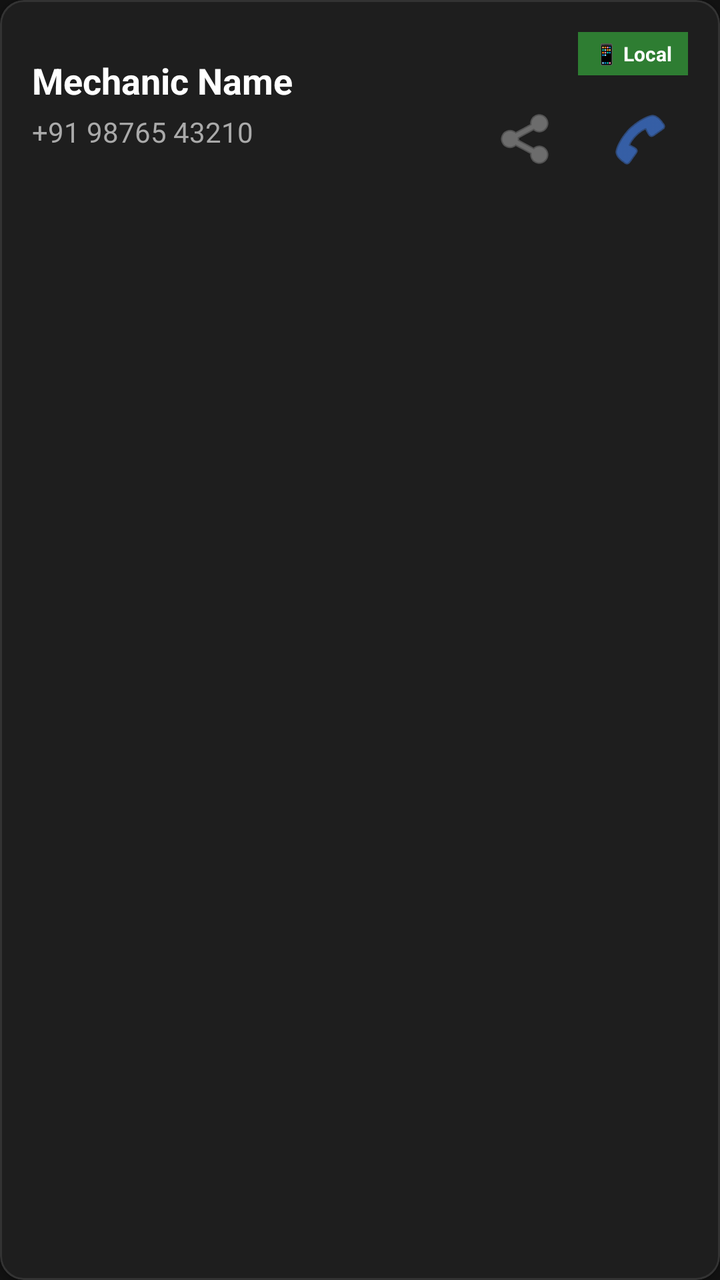
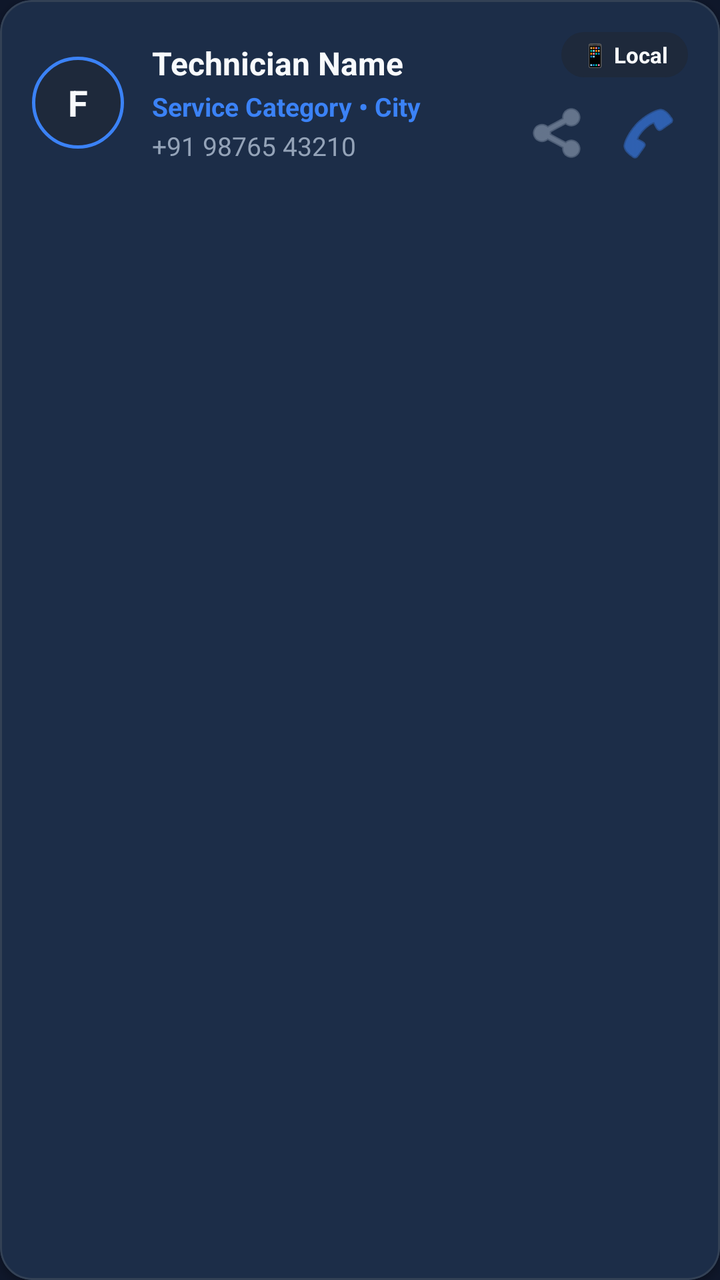

Compare the two renders of this Android layout. The source of the first and the diff that turns it into the second are given below.
<!-- AndroidManifest.xml: application theme Theme.FixitBhai -->
<!-- res/layout/item_contact.xml -->
<?xml version="1.0" encoding="utf-8"?>
<com.google.android.material.card.MaterialCardView xmlns:android="http://schemas.android.com/apk/res/android"
    xmlns:app="http://schemas.android.com/apk/res-auto"
    android:id="@+id/cardContact"
    android:layout_width="match_parent"
    android:layout_height="wrap_content"
    android:layout_marginHorizontal="4dp"
    android:layout_marginVertical="6dp"
    app:cardBackgroundColor="#1E1E1E"
    app:cardCornerRadius="12dp"
    app:cardElevation="2dp"
    app:strokeColor="#333333"
    app:strokeWidth="1dp">

    <RelativeLayout
        android:layout_width="match_parent"
        android:layout_height="wrap_content"
        android:padding="16dp">

        
        <TextView
            android:id="@+id/tvSourceBadge"
            android:layout_width="wrap_content"
            android:layout_height="wrap_content"
            android:layout_alignParentEnd="true"
            android:layout_alignParentTop="true"
            android:background="#2E7D32"
            android:paddingHorizontal="8dp"
            android:paddingVertical="4dp"
            android:text="📱 Local"
            android:textColor="#FFFFFF"
            android:textSize="10sp"
            android:textStyle="bold"
            app:cornerRadius="4dp" />

        <LinearLayout
            android:layout_width="wrap_content"
            android:layout_height="wrap_content"
            android:layout_alignParentStart="true"
            android:layout_toStartOf="@id/actionButtonsContainer"
            android:layout_below="@id/tvSourceBadge"
            android:layout_marginTop="-10dp"
            android:orientation="vertical">

            <TextView
                android:id="@+id/tvName"
                android:layout_width="wrap_content"
                android:layout_height="wrap_content"
                android:text="Mechanic Name"
                android:textColor="#FFFFFF"
                android:textSize="18sp"
                android:textStyle="bold" />

            <TextView
                android:id="@+id/tvPhone"
                android:layout_width="wrap_content"
                android:layout_height="wrap_content"
                android:layout_marginTop="4dp"
                android:text="+91 98765 43210"
                android:textColor="#AAAAAA"
                android:textSize="14sp" />
        </LinearLayout>

        
        <LinearLayout
            android:id="@+id/actionButtonsContainer"
            android:layout_width="wrap_content"
            android:layout_height="wrap_content"
            android:layout_alignParentEnd="true"
            android:layout_below="@id/tvSourceBadge"
            android:layout_marginTop="8dp"
            android:orientation="horizontal">

            <ImageButton
                android:id="@+id/btnShare"
                android:layout_width="48dp"
                android:layout_height="48dp"
                android:background="?attr/selectableItemBackgroundBorderless"
                android:src="@android:drawable/ic_menu_share"
                app:tint="#A0A0A0" />

            <ImageButton
                android:id="@+id/btnCall"
                android:layout_width="48dp"
                android:layout_height="48dp"
                android:layout_marginStart="8dp"
                android:background="?attr/selectableItemBackgroundBorderless"
                android:src="@android:drawable/ic_menu_call"
                app:tint="#4589FF" />
        </LinearLayout>
    </RelativeLayout>
</com.google.android.material.card.MaterialCardView>
<!-- resources referenced by this layout -->
<resources>
  <style name="Theme.FixitBhai" parent="Theme.MaterialComponents.DayNight.NoActionBar">
          
          <item name="colorPrimary">#0F62FE</item>
          <item name="colorPrimaryVariant">#0043CE</item>
          <item name="colorOnPrimary">#FFFFFF</item>
  
          
          <item name="colorSecondary">#4589FF</item>
          <item name="colorSecondaryVariant">#002D9C</item>
          <item name="colorOnSecondary">#FFFFFF</item>
  
          
          <item name="android:windowBackground">#121212</item>
          <item name="colorSurface">#1E1E1E</item>
          <item name="colorOnSurface">#FFFFFF</item>
  
          
          <item name="android:statusBarColor">#121212</item>
          <item name="android:navigationBarColor">#121212</item>
      </style>
</resources>

<!-- the commit's change to res/layout/item_contact.xml (unified diff, before → after) -->
@@ -4,12 +4,12 @@
     android:id="@+id/cardContact"
     android:layout_width="match_parent"
     android:layout_height="wrap_content"
-    android:layout_marginHorizontal="4dp"
+    android:layout_marginHorizontal="12dp"
     android:layout_marginVertical="6dp"
-    app:cardBackgroundColor="#1E1E1E"
-    app:cardCornerRadius="12dp"
+    app:cardBackgroundColor="@color/surface_dark"
+    app:cardCornerRadius="16dp"
     app:cardElevation="2dp"
-    app:strokeColor="#333333"
+    app:strokeColor="#334155"
     app:strokeWidth="1dp">
 
     <RelativeLayout
@@ -19,74 +19,113 @@
 
         
         <TextView
-            android:id="@+id/tvSourceBadge"
+            android:id="@+id/tvAvatar"
+            android:layout_width="46dp"
+            android:layout_height="46dp"
+            android:layout_alignParentStart="true"
+            android:layout_centerVertical="true"
+            android:background="@drawable/bg_avatar_circle"
+            android:gravity="center"
+            android:text="F"
+            android:textColor="@color/text_primary"
+            android:textSize="18sp"
+            android:textStyle="bold" />
+
+        
+        <LinearLayout
+            android:id="@+id/infoContainer"
             android:layout_width="wrap_content"
             android:layout_height="wrap_content"
-            android:layout_alignParentEnd="true"
-            android:layout_alignParentTop="true"
-            android:background="#2E7D32"
-            android:paddingHorizontal="8dp"
-            android:paddingVertical="4dp"
-            android:text="📱 Local"
-            android:textColor="#FFFFFF"
-            android:textSize="10sp"
-            android:textStyle="bold"
-            app:cornerRadius="4dp" />
-
-        <LinearLayout
-            android:layout_width="wrap_content"
-            android:layout_height="wrap_content"
-            android:layout_alignParentStart="true"
-            android:layout_toStartOf="@id/actionButtonsContainer"
-            android:layout_below="@id/tvSourceBadge"
-            android:layout_marginTop="-10dp"
+            android:layout_centerVertical="true"
+            android:layout_marginStart="14dp"
+            android:layout_toEndOf="@id/tvAvatar"
+            android:layout_toStartOf="@id/actionsContainer"
             android:orientation="vertical">
 
             <TextView
                 android:id="@+id/tvName"
                 android:layout_width="wrap_content"
                 android:layout_height="wrap_content"
-                android:text="Mechanic Name"
-                android:textColor="#FFFFFF"
-                android:textSize="18sp"
+                android:ellipsize="end"
+                android:maxLines="1"
+                android:text="Technician Name"
+                android:textColor="@color/text_primary"
+                android:textSize="16sp"
+                android:textStyle="bold" />
+
+            <TextView
+                android:id="@+id/tvCategoryCity"
+                android:layout_width="wrap_content"
+                android:layout_height="wrap_content"
+                android:layout_marginTop="2dp"
+                android:ellipsize="end"
+                android:maxLines="1"
+                android:text="Service Category • City"
+                android:textColor="@color/accent_blue"
+                android:textSize="13sp"
                 android:textStyle="bold" />
 
             <TextView
                 android:id="@+id/tvPhone"
                 android:layout_width="wrap_content"
                 android:layout_height="wrap_content"
-                android:layout_marginTop="4dp"
+                android:layout_marginTop="2dp"
                 android:text="+91 98765 43210"
-                android:textColor="#AAAAAA"
-                android:textSize="14sp" />
+                android:textColor="@color/text_secondary"
+                android:textSize="13sp" />
         </LinearLayout>
 
         
         <LinearLayout
-            android:id="@+id/actionButtonsContainer"
+            android:id="@+id/actionsContainer"
             android:layout_width="wrap_content"
             android:layout_height="wrap_content"
             android:layout_alignParentEnd="true"
-            android:layout_below="@id/tvSourceBadge"
-            android:layout_marginTop="8dp"
-            android:orientation="horizontal">
+            android:layout_centerVertical="true"
+            android:gravity="end"
+            android:orientation="vertical">
 
-            <ImageButton
-                android:id="@+id/btnShare"
-                android:layout_width="48dp"
-                android:layout_height="48dp"
-                android:background="?attr/selectableItemBackgroundBorderless"
-                android:src="@android:drawable/ic_menu_share"
-                app:tint="#A0A0A0" />
+            
+            <TextView
+                android:id="@+id/tvSourceBadge"
+                android:layout_width="wrap_content"
+                android:layout_height="wrap_content"
+                android:background="@drawable/bg_pill_tag"
+                android:paddingHorizontal="10dp"
+                android:paddingVertical="4dp"
+                android:text="📱 Local"
+                android:textColor="@color/text_primary"
+                android:textSize="11sp"
+                android:textStyle="bold" />
 
-            <ImageButton
-                android:id="@+id/btnCall"
-                android:layout_width="48dp"
-                android:layout_height="48dp"
-                android:layout_marginStart="8dp"
-                android:background="?attr/selectableItemBackgroundBorderless"
-                android:src="@android:drawable/ic_menu_call"
-                app:tint="#4589FF" />
+            <LinearLayout
+                android:layout_width="wrap_content"
+                android:layout_height="wrap_content"
+                android:layout_marginTop="8dp"
+                android:orientation="horizontal">
+
+                <ImageButton
+                    android:id="@+id/btnShare"
+                    android:layout_width="40dp"
+                    android:layout_height="40dp"
+                    android:background="?attr/selectableItemBackgroundBorderless"
+                    android:contentDescription="Share Contact"
+                    android:padding="8dp"
+                    android:src="@android:drawable/ic_menu_share"
+                    app:tint="@color/text_secondary" />
+
+                <ImageButton
+                    android:id="@+id/btnCall"
+                    android:layout_width="40dp"
+                    android:layout_height="40dp"
+                    android:layout_marginStart="4dp"
+                    android:background="?attr/selectableItemBackgroundBorderless"
+                    android:contentDescription="Call Contact"
+                    android:padding="8dp"
+                    android:src="@android:drawable/ic_menu_call"
+                    app:tint="@color/accent_blue" />
+            </LinearLayout>
         </LinearLayout>
+
     </RelativeLayout>
 </com.google.android.material.card.MaterialCardView>
<!-- resource entries referenced after the edit -->
@@ -1,24 +1,59 @@
 <!-- resources referenced by this layout -->
 <resources>
-  <style name="Theme.FixitBhai" parent="Theme.MaterialComponents.DayNight.NoActionBar">
+  <color name="accent_blue">#3B82F6</color>
+  <color name="surface_dark">#1E293B</color>
+  <color name="text_primary">#F8FAFC</color>
+  <color name="text_secondary">#94A3B8</color>
+  <!-- drawable bg_avatar_circle (drawable) -->
+  <?xml version="1.0" encoding="utf-8"?>
+  <shape xmlns:android="http://schemas.android.com/apk/res/android"
+      android:shape="oval">
+      <solid android:color="#1E293B" />
+      <stroke
+          android:width="1.5dp"
+          android:color="#3B82F6" />
+  </shape>
+  <!-- drawable bg_pill_tag (drawable) -->
+  <?xml version="1.0" encoding="utf-8"?>
+  <shape xmlns:android="http://schemas.android.com/apk/res/android"
+      android:shape="rectangle">
+      <corners android:radius="20dp" />
+      <solid android:color="#1E293B" />
+  </shape>
+  <style name="Theme.FixitBhai" parent="Theme.Material3.DayNight.NoActionBar">
           
-          <item name="colorPrimary">#0F62FE</item>
-          <item name="colorPrimaryVariant">#0043CE</item>
-          <item name="colorOnPrimary">#FFFFFF</item>
+          <item name="colorPrimary">@color/primary_blue</item>
+          <item name="colorOnPrimary">@color/text_primary</item>
+          <item name="colorPrimaryContainer">@color/surface_variant</item>
+          <item name="colorOnPrimaryContainer">@color/text_primary</item>
   
           
-          <item name="colorSecondary">#4589FF</item>
-          <item name="colorSecondaryVariant">#002D9C</item>
-          <item name="colorOnSecondary">#FFFFFF</item>
+          <item name="colorSecondary">@color/accent_blue</item>
+          <item name="colorOnSecondary">@color/text_primary</item>
   
           
-          <item name="android:windowBackground">#121212</item>
-          <item name="colorSurface">#1E1E1E</item>
-          <item name="colorOnSurface">#FFFFFF</item>
+          <item name="android:windowBackground">@color/bg_dark</item>
+          <item name="colorSurface">@color/surface_dark</item>
+          <item name="colorOnSurface">@color/text_primary</item>
+          <item name="colorSurfaceVariant">@color/surface_variant</item>
+          <item name="colorOnSurfaceVariant">@color/text_secondary</item>
   
           
-          <item name="android:statusBarColor">#121212</item>
-          <item name="android:navigationBarColor">#121212</item>
+          <item name="android:statusBarColor">@color/bg_dark</item>
+          <item name="android:navigationBarColor">@color/bg_dark</item>
+  
+          
+          <item name="materialCardViewStyle">@style/SleekCardStyle</item>
+      </style>
+  <color name="primary_blue">#0F62FE</color>
+  <color name="surface_variant">#334155</color>
+  <color name="bg_dark">#0F172A</color>
+  <style name="SleekCardStyle" parent="Widget.Material3.CardView.Filled">
+          <item name="cardBackgroundColor">@color/surface_dark</item>
+          <item name="cardCornerRadius">16dp</item>
+  
+          <item name="strokeColor">#1E293B</item>
+          <item name="strokeWidth">1dp</item>
       </style>
 </resources>
 
